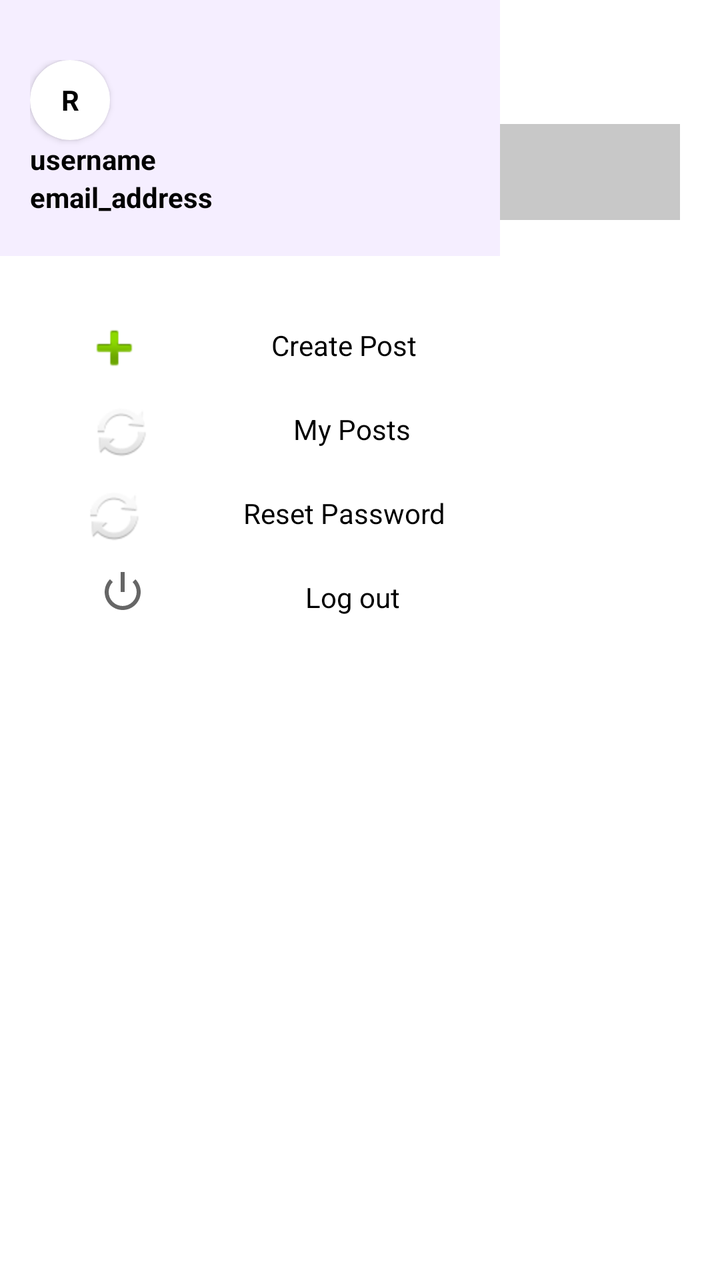
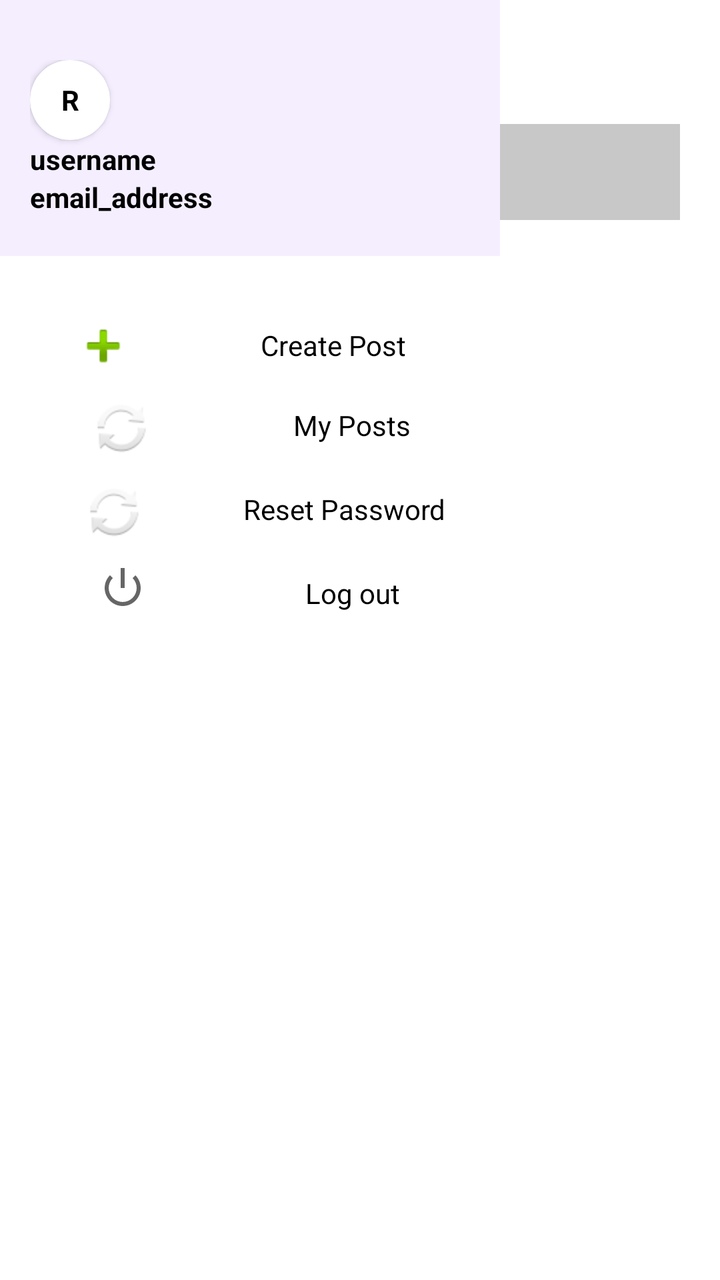

Compare the two renders of this Android layout. The source of the first and the diff that turns it into the second are given below.
<!-- AndroidManifest.xml: application theme Theme.Food_Reviews -->
<!-- res/layout/activity_feed.xml -->
<?xml version="1.0" encoding="utf-8"?>
<androidx.constraintlayout.widget.ConstraintLayout xmlns:android="http://schemas.android.com/apk/res/android"
    xmlns:app="http://schemas.android.com/apk/res-auto"
    xmlns:tools="http://schemas.android.com/tools"
    android:id="@+id/main"
    android:layout_width="match_parent"
    android:layout_height="match_parent"
    tools:context=".FeedActivity">

    <LinearLayout
        android:layout_width="match_parent"
        android:layout_height="match_parent"
        android:orientation="vertical"
        android:layout_margin="20dp">

        <LinearLayout
            android:layout_width="match_parent"
            android:layout_height="wrap_content"
            android:orientation="horizontal"
            android:layout_marginBottom="10dp">

            <ImageView
                android:id="@+id/imageView"
                android:layout_width="wrap_content"
                android:layout_height="wrap_content"
                android:layout_weight="0"
                app:srcCompat="@android:drawable/ic_menu_sort_by_size" />

            <TextView
                android:id="@+id/textView4"
                android:layout_width="wrap_content"
                android:layout_height="wrap_content"
                android:layout_weight="1"
                android:text="Feed"
                android:padding="1dp"
                android:layout_marginLeft="10dp"
                android:textStyle="bold"
                android:textColor="@color/black"
                android:textSize="20dp"/>

        </LinearLayout>
        <SearchView
            android:layout_width="match_parent"
            android:layout_height="wrap_content"
            android:layout_weight="0"
            android:background="@color/cardview_shadow_start_color"
            />
        <androidx.recyclerview.widget.RecyclerView
            android:layout_width="match_parent"
            android:layout_height="match_parent" />
    </LinearLayout>

    <com.google.android.material.navigation.NavigationView
        android:layout_width="250dp"
        android:layout_height="match_parent"
        >

        <LinearLayout
            android:layout_width="match_parent"
            android:layout_height="match_parent"
            android:orientation="vertical">

            <LinearLayout
                android:layout_width="match_parent"
                android:layout_height="wrap_content"
                android:orientation="vertical"
                android:background="@color/material_dynamic_tertiary95"
                android:paddingTop="30dp"
                android:paddingLeft="15dp"
                android:paddingBottom="20dp"
                >

                <androidx.cardview.widget.CardView
                    android:layout_width="wrap_content"
                    android:layout_height="wrap_content"
                    app:cardCornerRadius="50dp"
                    app:cardBackgroundColor="@color/white">

                    <TextView
                        android:id="@+id/textView6"
                        android:layout_width="40dp"
                        android:layout_height="40dp"
                        android:gravity="center"
                        android:text="R"
                        android:textColor="@color/black"
                        android:textStyle="bold"

                        />
                </androidx.cardview.widget.CardView>


                <TextView
                    android:id="@+id/textView6"
                    android:layout_width="match_parent"
                    android:layout_height="wrap_content"
                    android:text="username"
                    android:textStyle="bold"
                    android:textColor="@color/black"/>

                <TextView
                    android:id="@+id/textView7"
                    android:layout_width="match_parent"
                    android:layout_height="wrap_content"
                    android:text="email_address"
                    android:textStyle="bold"
                    android:textColor="@color/black"/>
            </LinearLayout>
            <LinearLayout
                android:layout_width="match_parent"
                android:layout_height="match_parent"
                android:orientation="vertical"
                android:background="@color/white"
                android:padding="10dp">

                <LinearLayout
                    android:layout_width="match_parent"
                    android:layout_height="wrap_content"
                    android:orientation="horizontal"
                    android:layout_marginTop="20dp"
                    android:layout_marginBottom="10dp"
                    >
                    <ImageView
                        android:id="@+id/imageView4"
                        android:layout_width="wrap_content"
                        android:gravity="center"
                        android:layout_height="wrap_content"
                        android:layout_weight="1"
                        app:srcCompat="@android:drawable/ic_input_add" />

                    <TextView
                        android:id="@+id/textView10"
                        android:layout_width="wrap_content"
                        android:layout_height="wrap_content"
                        android:layout_weight="1"
                        android:text="Create Post"
                        android:textColor="@color/black"
                        android:gravity="center"
                        android:layout_marginTop="5dp"/>


                </LinearLayout>

                <LinearLayout
                    android:layout_width="match_parent"
                    android:layout_height="wrap_content"
                    android:orientation="horizontal"
                    android:layout_marginBottom="10dp"

                    >

                    <ImageView
                        android:id="@+id/imageView7"
                        android:layout_width="wrap_content"
                        android:layout_height="wrap_content"
                        android:gravity="center"
                        android:layout_weight="1"
                        app:srcCompat="@android:drawable/ic_popup_sync" />

                    <TextView
                        android:id="@+id/textView11"
                        android:layout_width="wrap_content"
                        android:layout_height="wrap_content"
                        android:layout_weight="1"
                        android:text="My Posts"
                        android:textColor="@color/black"
                        android:gravity="center"
                        android:layout_marginTop="5dp"/>
                </LinearLayout>

                <LinearLayout
                    android:layout_width="match_parent"
                    android:layout_height="wrap_content"
                    android:orientation="horizontal"
                    android:layout_marginBottom="10dp"
                    >


                    <ImageView
                        android:id="@+id/imageView8"
                        android:layout_width="60dp"
                        android:layout_height="wrap_content"
                        android:gravity="center"
                        android:layout_weight="1"
                        app:srcCompat="@android:drawable/ic_popup_sync" />

                    <TextView
                        android:id="@+id/textView12"
                        android:layout_width="wrap_content"
                        android:layout_height="wrap_content"
                        android:layout_weight="1"
                        android:text="Reset Password"
                        android:textColor="@color/black"
                        android:gravity="center"
                        android:layout_marginTop="5dp"/>
                </LinearLayout>

                <LinearLayout
                    android:layout_width="match_parent"
                    android:layout_height="wrap_content"
                    android:orientation="horizontal"
                    >

                    <ImageView
                        android:id="@+id/imageView9"
                        android:layout_width="23dp"
                        android:layout_height="wrap_content"
                        android:layout_weight="1"
                        app:srcCompat="@android:drawable/ic_lock_power_off" />

                    <TextView
                        android:id="@+id/textView9"
                        android:layout_width="wrap_content"
                        android:layout_height="wrap_content"
                        android:layout_weight="1"
                        android:gravity="center"
                        android:text="Log out"
                        android:textColor="@color/black"
                        android:layout_marginTop="5dp"/>
                </LinearLayout>
            </LinearLayout>
        </LinearLayout>
    </com.google.android.material.navigation.NavigationView>


</androidx.constraintlayout.widget.ConstraintLayout>
<!-- resources referenced by this layout -->
<resources>
  <color name="black">#FF000000</color>
  <color name="white">#FFFFFFFF</color>
  <style name="Theme.Food_Reviews" parent="Theme.MaterialComponents.DayNight.NoActionBar" />
</resources>

<!-- the commit's change to res/layout/activity_feed.xml (unified diff, before → after) -->
@@ -121,9 +121,9 @@
                     >
                     <ImageView
                         android:id="@+id/imageView4"
-                        android:layout_width="wrap_content"
-                        android:gravity="center"
-                        android:layout_height="wrap_content"
+                        android:layout_width="10dp"
+                        android:gravity="center"
+                        android:layout_height="30dp"
                         android:layout_weight="1"
                         app:srcCompat="@android:drawable/ic_input_add" />
 
